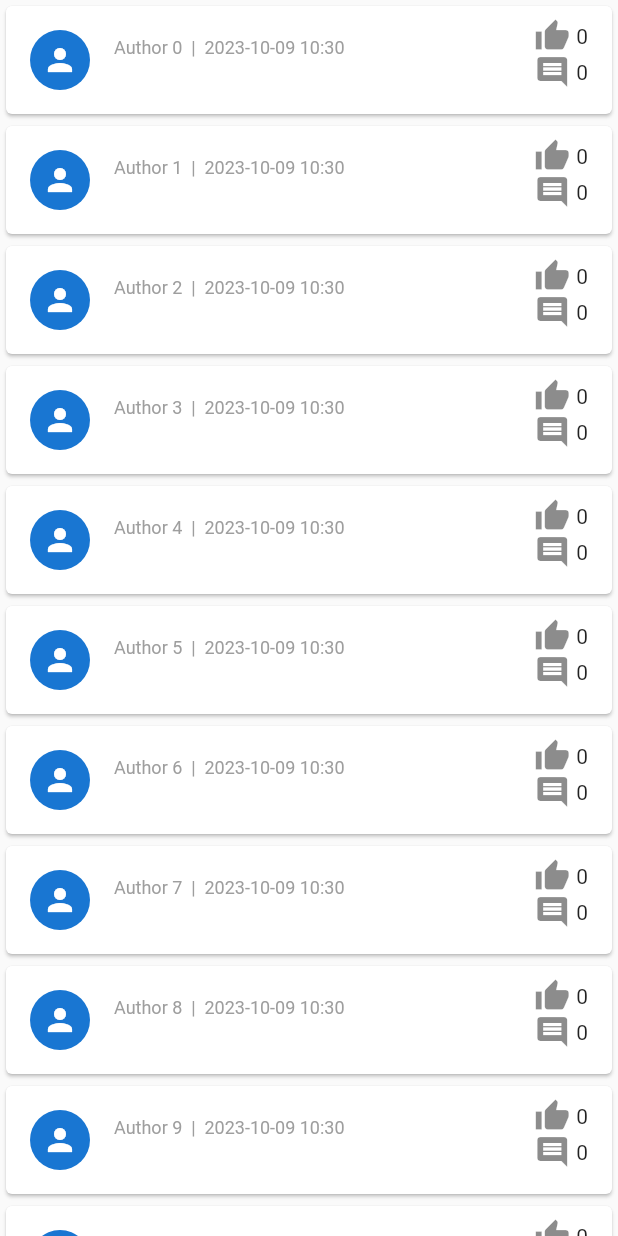
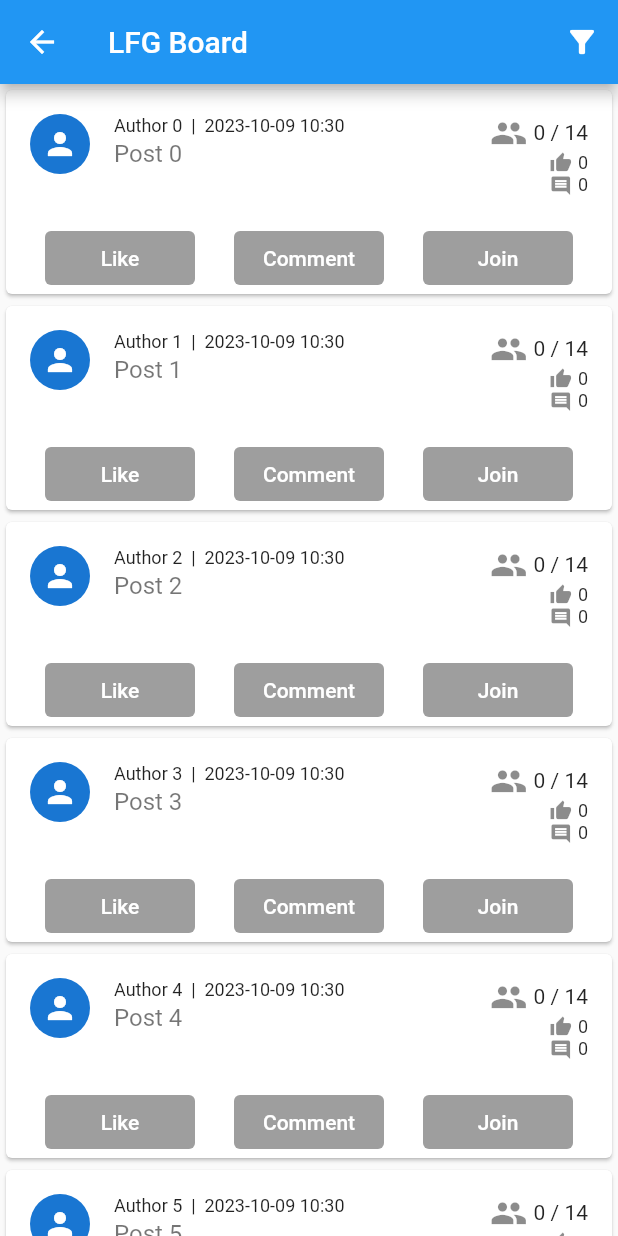
Before and after one commit to I-WOObin-I/MeetUp_Project, a Flutter app: the LFGBoard screen opened directly, on a phone screen of 412 x 824 dp. Run offline on Flutter 3.47's test engine with Material 2 defaults, Android fonts, the phone set to English and light mode, and no system bars; our stand-ins replace expandable, table_calendar; generated files the repository leaves out were written again.

Commit message:
added lfg board

```diff
--- a/meetup_app/lib/core/widgets/lfg_post_widget.dart
+++ b/meetup_app/lib/core/widgets/lfg_post_widget.dart
@@ -1,32 +1,35 @@
 import 'package:flutter/material.dart';
 import 'package:intl/intl.dart';
-
-import '../objects/event.dart';
+import 'package:meetup_app/core/objects/board_post.dart';
+import 'package:meetup_app/core/objects/lfg_post.dart';
 
 class LFGPostWidget extends StatelessWidget {
-  Event event;
+  LFGPost lfgPost;
   DateFormat dateFormat = DateFormat("yyyy-MM-dd HH:mm");
-  LFGPostWidget({super.key, required this.event});
+  LFGPostWidget({super.key, required this.lfgPost});
 
   @override
   Widget build(BuildContext context) {
     return Card(
-      child: ListTile(
+      child: Column(
+        children: [
+          ListTile(
+            isThreeLine: true,
             leading: const CircleAvatar(
-          child: Icon(Icons.event),
+              child: Icon(Icons.person),
             ),
             title: Text(
-          dateFormat.format(DateTime.now()),
+              "${lfgPost.author}  |  ${dateFormat.format(lfgPost.publishDate)}",
               style: const TextStyle(
                 fontSize: 12.0,
-            color: Colors.grey,
+                //color: Colors.grey,
               ),
             ),
             subtitle: Text(
-          event.content,
+              lfgPost.content,
               style: const TextStyle(
                 fontSize: 16.0,
-            color: Colors.white,
+                //color: Colors.white,
               ),
             ),
             trailing: Column(
@@ -35,21 +38,69 @@ class LFGPostWidget extends StatelessWidget {
                 Row(
                   mainAxisSize: MainAxisSize.min,
                   children: [
-                const Icon(Icons.thumb_up),
+                    const Icon(Icons.group, size: 25.0),
                     const SizedBox(width: 4.0),
-                Text(event.likes.length.toString()),
+                    Text("${lfgPost.attendeeIds.length.toString()} / ${lfgPost.maxPlayers.toString()}")
+                ]),
+                Row(
+                  mainAxisSize: MainAxisSize.min,
+                  children: [
+                    const Icon(Icons.thumb_up, size: 15.0),
+                    const SizedBox(width: 4.0),
+                    Text(
+                      lfgPost.likes.length.toString(),
+                      style: TextStyle(fontSize: 12),
+                    ),
                   ],
                 ),
                 Row(
                   mainAxisSize: MainAxisSize.min,
                   children: [
-                const Icon(Icons.comment),
+                    const Icon(Icons.comment, size: 15.0),
                     const SizedBox(width: 4.0),
-                Text(event.comments.length.toString()),
-              ],
+                    Text(
+                      lfgPost.comments.length.toString(),
+                      style: TextStyle(fontSize: 12),
                     ),
                   ],
                 ),
+              ]
+            ),
+          ),
+
+          /////////
+          Row(
+            mainAxisAlignment: MainAxisAlignment.spaceEvenly,
+            children: [
+              TextButton(
+                style: ButtonStyle(
+                  fixedSize: MaterialStateProperty.all(const Size(100.0, 20.0)),
+                  backgroundColor: MaterialStateColor.resolveWith((states) => Colors.grey),
+                  foregroundColor: MaterialStateColor.resolveWith((states) => Colors.white),
+                ),
+                onPressed: () {},
+                child: const Text("Like"),
+              ),
+              TextButton(
+                style: ButtonStyle(
+                  fixedSize: MaterialStateProperty.all(const Size(100.0, 30.0)),
+                  backgroundColor: MaterialStateColor.resolveWith((states) => Colors.grey),
+                  foregroundColor: MaterialStateColor.resolveWith((states) => Colors.white),
+                ),
+                onPressed: () {},
+                child: const Text("Comment"),
+              ),
+              TextButton(
+                style: ButtonStyle(
+                  fixedSize: MaterialStateProperty.all(const Size(100.0, 30.0)),
+                  backgroundColor: MaterialStateColor.resolveWith((states) => Colors.grey),
+                  foregroundColor: MaterialStateColor.resolveWith((states) => Colors.white),
+                ),
+                onPressed: () {},
+                child: const Text("Join"),
+              ),
+          ],)
+        ],
       ),
     );
   }
--- a/meetup_app/lib/src/features/lfg_feature/lfg_board.dart
+++ b/meetup_app/lib/src/features/lfg_feature/lfg_board.dart
@@ -1,7 +1,12 @@
 import 'package:flutter/material.dart';
+import 'package:meetup_app/core/objects/sports.dart';
 import 'package:meetup_app/core/widgets/board_post_widget.dart';
+import 'package:meetup_app/core/widgets/lfg_post_widget.dart';
+import 'package:meetup_app/src/features/lfg_feature/lfg_filter_bar.dart';
 
 import '../../../../core/objects/board_post.dart';
+import '../../../core/objects/lfg_post.dart';
+import '../../../core/objects/skill_lvl.dart';
 
 class LFGBoard extends StatefulWidget {
   const LFGBoard({Key? key}) : super(key: key);
@@ -33,18 +38,41 @@ class __LFGBoardState extends State<LFGBoard> {
 
   @override
   Widget build(BuildContext context) {
-    return ListView.builder(
+    return Scaffold(
+      appBar: AppBar(
+        title: Text("LFG Board"),
+        actions: [
+          IconButton(
+            icon: Icon(Icons.filter_alt),
+            onPressed: () {
+              showModalBottomSheet(
+                  context: context,
+                  builder: (BuildContext context) {
+                    return LFGFilterBar();
+                  });
+            },
+          )
+        ],
+      ),
+      body: ListView.builder(
         itemCount: boardActivity.length,
         itemBuilder: (BuildContext context, int index) {
-        return BoardPostWidget(
-            boardPost: BoardPost(
+          return LFGPostWidget(
+              lfgPost: LFGPost(
+                title: "sample title",
                 author: 'Author $index',
+                location: "sample location",
                 publishDate: DateTime.now(),
                 content: boardActivity[index],
-          likes: [],
-          comments: [],
+                eventDate: DateTime.now(),
+                sportType: SportType.volleyball,
+                maxPlayers: 14,
+                skillLevels: [SkillLevel.beginner, SkillLevel.intermediate]
+
           ));
         },
+      ),
+
     );
   }
 }
```
Also changed, not shown: meetup_app/lib/src/app.dart (+6 -6 lines), meetup_app/lib/src/features/lfg_feature/lfg_filter_bar.dart (added, +18 -0 lines). Lines whose indentation alone changed are shown as unchanged.
